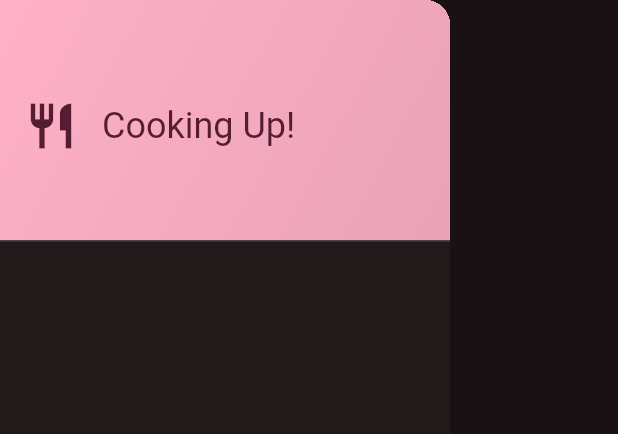
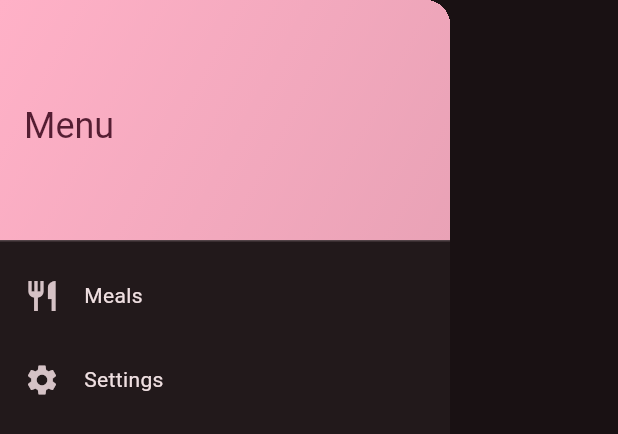
Before and after one commit to jaaraarkey/dark_kitchen_flutter, a Flutter app: the MainDrawer widget shown alone on an empty page, opened directly, on a phone screen of 412 x 824 dp. Shown: the top 434 px of the screen. Run offline on Flutter 3.47's test engine with Material 3 defaults, Android fonts, the light colour scheme and no system bars; our stand-ins replace google_fonts, transparent_image.

Commit message:
improved UI

```diff
--- a/lib/widgets/main_drawer.dart
+++ b/lib/widgets/main_drawer.dart
@@ -18,20 +18,36 @@ class MainDrawer extends StatelessWidget {
               ),
               child: Row(
                 children: [
-                    Icon(Icons.restaurant,
-                        size: 36,
-                        color: Theme.of(context).colorScheme.onPrimary),
-                    const SizedBox(width: 16),
+                  // Icon(Icons.restaurant,
+                  //     size: 36, color: Theme.of(context).colorScheme.onPrimary),
+                  // const SizedBox(width: 16),
                   Text(
-                      'Cooking Up!',
-                      style: Theme.of(context)
-                          .textTheme
-                          .headlineSmall!
-                          .copyWith(
+                    'Menu',
+                    style: Theme.of(context).textTheme.headlineSmall!.copyWith(
                         color: Theme.of(context).colorScheme.onPrimary),
                   )
                 ],
-                )),
+              ),
+            ),
+            ListTile(
+              leading: const Icon(Icons.restaurant, size: 24),
+              title: Text('Meals',
+                  style: Theme.of(context).textTheme.bodyMedium!.copyWith(
+                      color: Theme.of(context).colorScheme.onSurface)),
+              onTap: () {
+                Navigator.of(context).pushReplacementNamed('/');
+              },
+            ),
+            ListTile(
+              leading: const Icon(Icons.settings, size: 24),
+              title: Text('Settings',
+                  style: Theme.of(context).textTheme.bodyMedium!.copyWith(
+                      color: Theme.of(context).colorScheme.onSurface)),
+              onTap: () {
+                // todo implement settings screen, routing
+                ;
+              },
+            ),
           ],
         ));
   }
```
Lines whose indentation alone changed are shown as unchanged.
